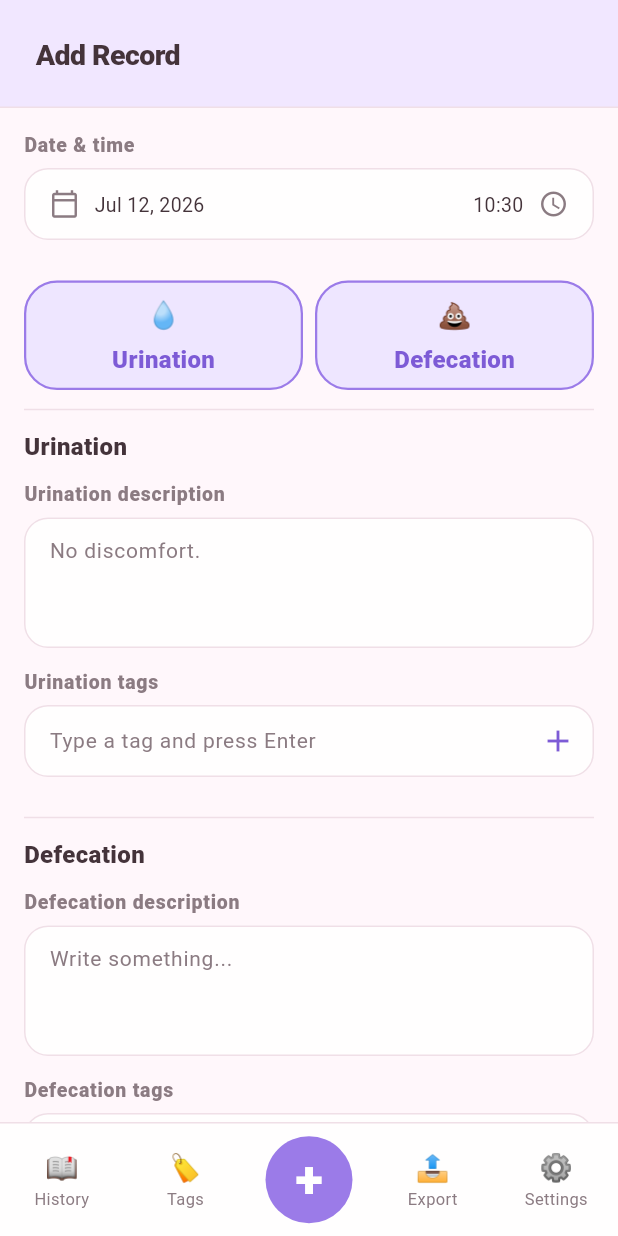
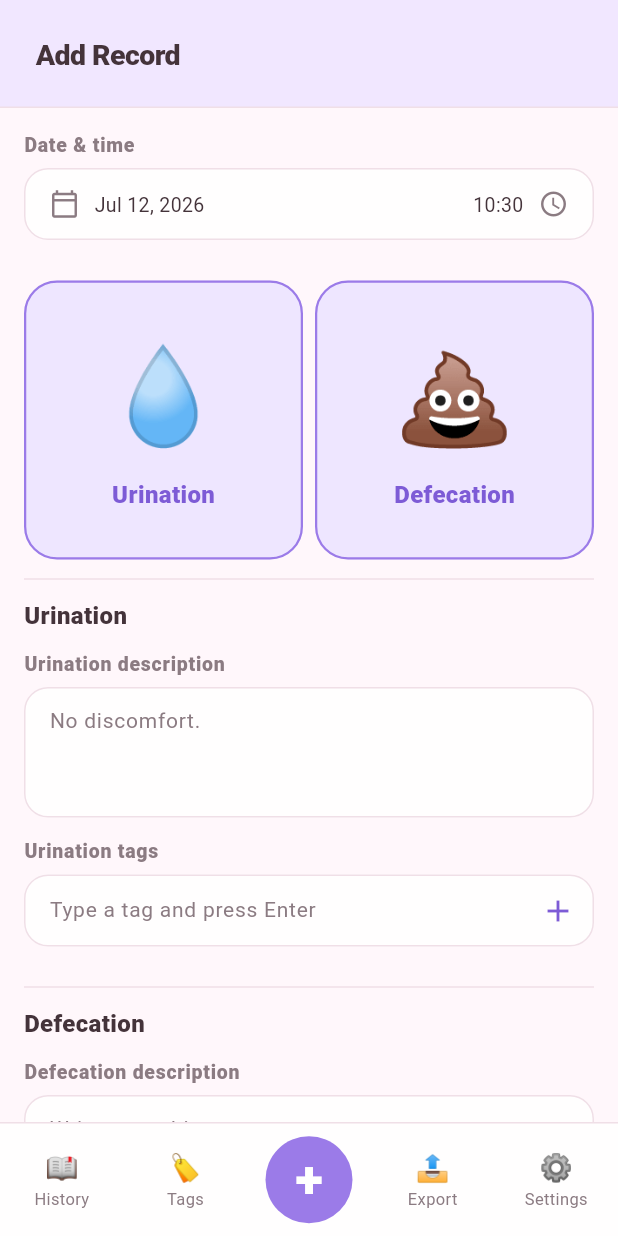
Before and after one commit to Javi801/peepoop-log, a Flutter app: the screen it shows after launch, on a phone screen of 412 x 824 dp. Run offline on Flutter 3.47's test engine with Material 3 defaults, Android fonts, the light colour scheme and no system bars; our stand-ins replace drift, drift_flutter, share_plus; accounts and stored records are empty; generated files the repository leaves out were written again.

Commit message:
style(add-record): scale type selector buttons to a responsive square

```diff
--- a/lib/presentation/screens/add_record/add_record_screen.dart
+++ b/lib/presentation/screens/add_record/add_record_screen.dart
@@ -315,19 +315,26 @@ class _TypeSelectButton extends StatelessWidget {
       ),
     );
 
-    return Material(
+    // Square button that scales with the available half-width; the emoji is
+    // sized as a fraction of that so it grows with the screen.
+    return AspectRatio(
+      aspectRatio: 1,
+      child: Material(
         color: selected ? colors.primarySoft : colors.surface,
         shape: shape,
         child: InkWell(
           customBorder: shape,
           onTap: onTap,
-        child: Padding(
-          padding: AppInsets.tab,
-          child: Column(
-            mainAxisSize: MainAxisSize.min,
+          child: LayoutBuilder(
+            builder: (context, constraints) {
+              return Column(
+                mainAxisAlignment: MainAxisAlignment.center,
                 children: [
-              Text(icon, style: AppTypography.emojiIcon),
-              const SizedBox(height: AppSpacing.xs),
+                  Text(
+                    icon,
+                    style: TextStyle(fontSize: constraints.maxWidth * 0.34),
+                  ),
+                  const SizedBox(height: AppSpacing.sm),
                   Text(
                     label,
                     style: AppTypography.buttonLabel.copyWith(
@@ -335,6 +342,8 @@ class _TypeSelectButton extends StatelessWidget {
                     ),
                   ),
                 ],
+              );
+            },
           ),
         ),
       ),
```
Lines whose indentation alone changed are shown as unchanged.
